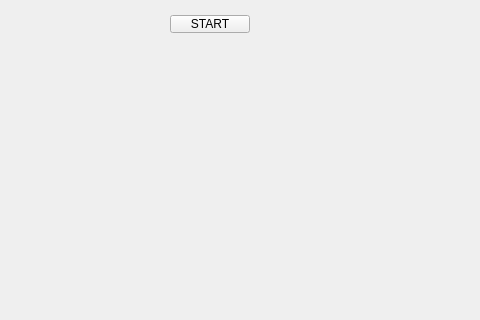
Old version of the form zork3/mainwindow.ui in the repository jeancarson/GUIzork; both pictures show x 0 to 480 and y 85 to 405 of the 800 by 600 pixel window.
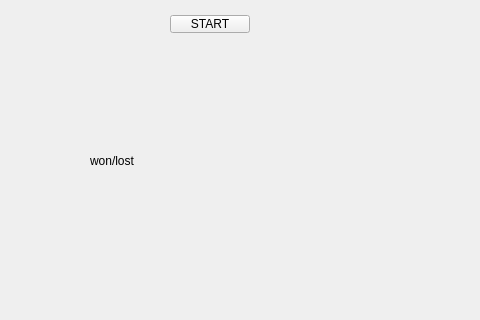
New version of the form.

The edit to the form file:
```diff
--- a/zork3/mainwindow.ui
+++ b/zork3/mainwindow.ui
@@ -27,6 +27,19 @@
      <string>START</string>
     </property>
    </widget>
+   <widget class="QLabel" name="label">
+    <property name="geometry">
+     <rect>
+      <x>90</x>
+      <y>170</y>
+      <width>301</width>
+      <height>151</height>
+     </rect>
+    </property>
+    <property name="text">
+     <string>won/lost</string>
+    </property>
+   </widget>
   </widget>
   <widget class="QMenuBar" name="menubar">
    <property name="geometry">
```
